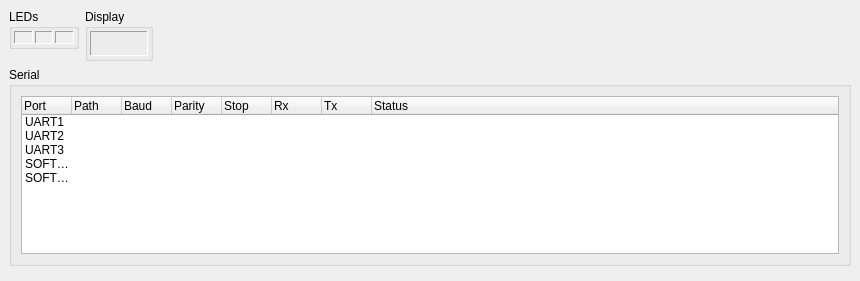
Above: sil/src/cMainWindow.ui from cleanflight/cleanflight before the change. Below: the same form after it.
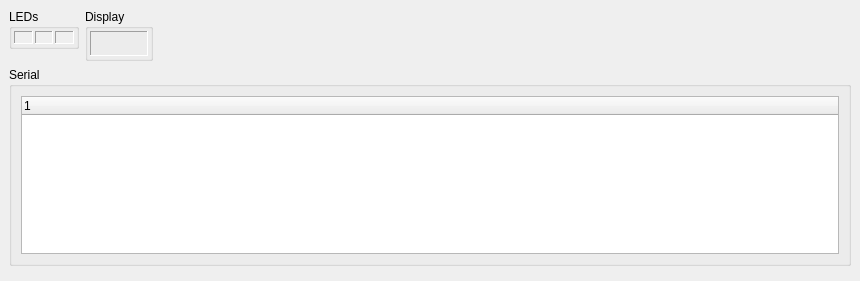
That is the form after the change. Custom widgets are drawn as their Qt base class.

Commit message: added serial port select from gui

```diff
--- a/sil/src/cMainWindow.ui
+++ b/sil/src/cMainWindow.ui
@@ -238,176 +238,6 @@
          <attribute name="headerDefaultSectionSize">
           <number>50</number>
          </attribute>
-         <column>
-          <property name="text">
-           <string>Port</string>
-          </property>
-         </column>
-         <column>
-          <property name="text">
-           <string>Path</string>
-          </property>
-         </column>
-         <column>
-          <property name="text">
-           <string>Baud</string>
-          </property>
-         </column>
-         <column>
-          <property name="text">
-           <string>Parity</string>
-          </property>
-         </column>
-         <column>
-          <property name="text">
-           <string>Stop</string>
-          </property>
-         </column>
-         <column>
-          <property name="text">
-           <string>Rx</string>
-          </property>
-         </column>
-         <column>
-          <property name="text">
-           <string>Tx</string>
-          </property>
-         </column>
-         <column>
-          <property name="text">
-           <string>Status</string>
-          </property>
-         </column>
-         <item>
-          <property name="text">
-           <string>UART1</string>
-          </property>
-          <property name="text">
-           <string/>
-          </property>
-          <property name="text">
-           <string/>
-          </property>
-          <property name="text">
-           <string/>
-          </property>
-          <property name="text">
-           <string/>
-          </property>
-          <property name="text">
-           <string/>
-          </property>
-          <property name="text">
-           <string/>
-          </property>
-          <property name="text">
-           <string/>
-          </property>
-         </item>
-         <item>
-          <property name="text">
-           <string>UART2</string>
-          </property>
-          <property name="text">
-           <string/>
-          </property>
-          <property name="text">
-           <string/>
-          </property>
-          <property name="text">
-           <string/>
-          </property>
-          <property name="text">
-           <string/>
-          </property>
-          <property name="text">
-           <string/>
-          </property>
-          <property name="text">
-           <string/>
-          </property>
-          <property name="text">
-           <string/>
-          </property>
-         </item>
-         <item>
-          <property name="text">
-           <string>UART3</string>
-          </property>
-          <property name="text">
-           <string/>
-          </property>
-          <property name="text">
-           <string/>
-          </property>
-          <property name="text">
-           <string/>
-          </property>
-          <property name="text">
-           <string/>
-          </property>
-          <property name="text">
-           <string/>
-          </property>
-          <property name="text">
-           <string/>
-          </property>
-          <property name="text">
-           <string/>
-          </property>
-         </item>
-         <item>
-          <property name="text">
-           <string>SOFTSERIAL1</string>
-          </property>
-          <property name="text">
-           <string/>
-          </property>
-          <property name="text">
-           <string/>
-          </property>
-          <property name="text">
-           <string/>
-          </property>
-          <property name="text">
-           <string/>
-          </property>
-          <property name="text">
-           <string/>
-          </property>
-          <property name="text">
-           <string/>
-          </property>
-          <property name="text">
-           <string/>
-          </property>
-         </item>
-         <item>
-          <property name="text">
-           <string>SOFTSERIAL2</string>
-          </property>
-          <property name="text">
-           <string/>
-          </property>
-          <property name="text">
-           <string/>
-          </property>
-          <property name="text">
-           <string/>
-          </property>
-          <property name="text">
-           <string/>
-          </property>
-          <property name="text">
-           <string/>
-          </property>
-          <property name="text">
-           <string/>
-          </property>
-          <property name="text">
-           <string/>
-          </property>
-         </item>
         </widget>
        </item>
       </layout>
@@ -436,6 +266,11 @@
    <header>cLcdDisplay.h</header>
    <container>1</container>
   </customwidget>
+  <customwidget>
+   <class>cSerialPortsWidget</class>
+   <extends>QTreeWidget</extends>
+   <header>cSerialPortsWidget.h</header>
+  </customwidget>
  </customwidgets>
  <resources/>
  <connections/>
```
Left out of the diff: 2 changed lines with no effect on the pictures. The commit also changes 7 other files.
